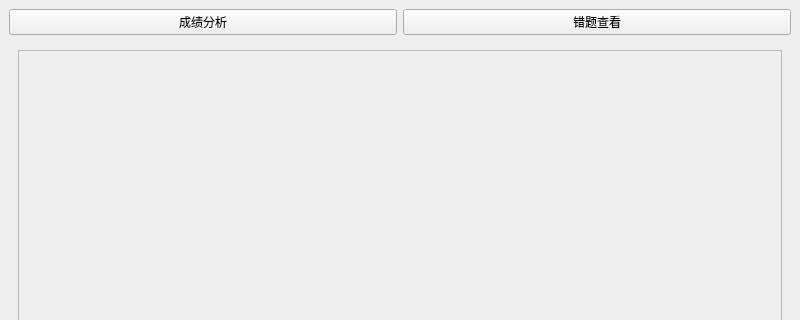
First picture: the form in ui/Analysis.ui, repository alonelysnake/BUAA-python-Online-question-bank-platform, before the edit; both pictures show x 0 to 800 and y 0 to 320 of the 800 by 600 pixel window.
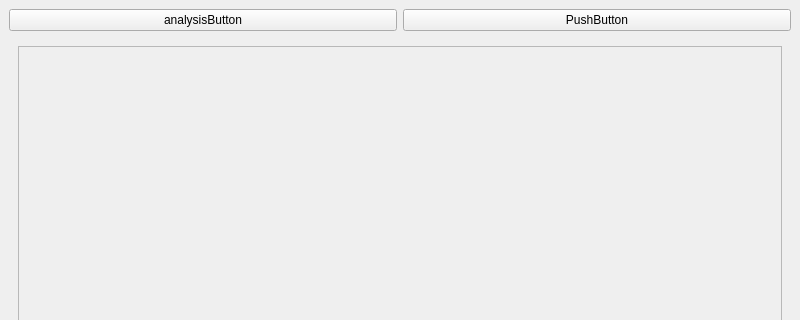
Second picture: the form after the edit. Custom widgets are drawn as their Qt base class.

Commit message: analysis窗口修复、添加收藏功能

What changed in the file:
```diff
--- a/ui/Analysis.ui
+++ b/ui/Analysis.ui
@@ -15,20 +15,17 @@
   </property>
   <widget class="QWidget" name="centralwidget">
    <layout class="QGridLayout" name="gridLayout">
-    <item row="0" column="1">
-     <widget class="QPushButton" name="wrongButton">
-      <property name="enabled">
-       <bool>true</bool>
-      </property>
-      <property name="text">
-       <string>错题查看</string>
-      </property>
-     </widget>
-    </item>
     <item row="0" column="0">
      <widget class="QPushButton" name="analysisButton">
       <property name="text">
-       <string>成绩分析</string>
+       <string>analysisButton</string>
+      </property>
+     </widget>
+    </item>
+    <item row="0" column="1">
+     <widget class="QPushButton" name="wrongButton">
+      <property name="text">
+       <string>PushButton</string>
       </property>
      </widget>
     </item>
@@ -53,7 +50,7 @@
              <height>494</height>
             </rect>
            </property>
-           <layout class="QGridLayout" name="analysisCardsLayout"/>
+           <layout class="QVBoxLayout" name="analysisCardsLayout"/>
           </widget>
          </widget>
         </item>
```
Left out of the diff: 7 changed lines with no effect on the pictures. The commit also changes 9 other files.
